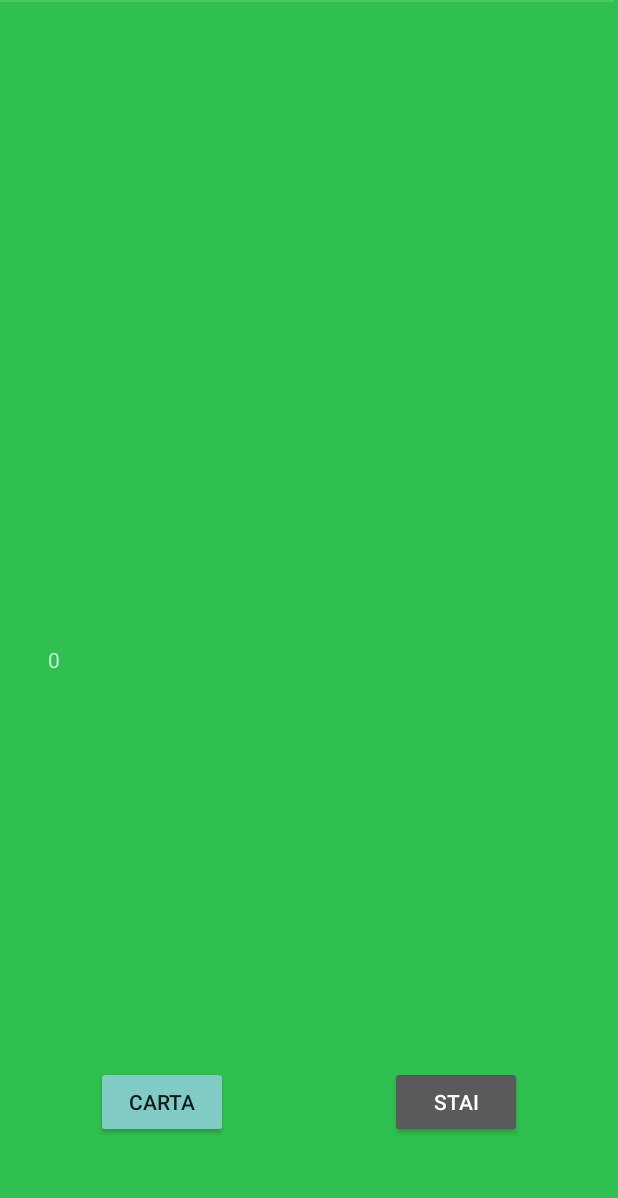
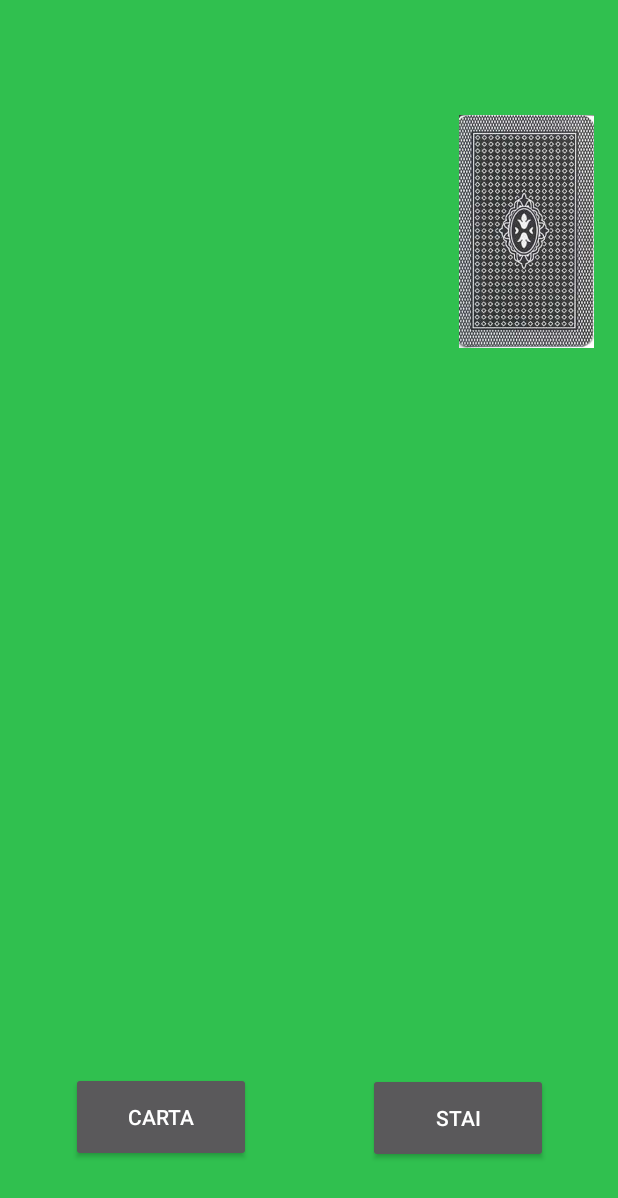
Before and after one commit to PasqualeRic/Sette-e-mezzo, an Android app: the WaitActivity screen opened directly, with no data from a screen before it, after a tap on "START GAME", on a phone screen of 412 x 824 dp. Shown: the top 1198 px of the screen. Run offline under Robolectric (Android 15) with nearby library versions, the phone set to English and light mode, and no system bars; libraries missing offline, so code that uses them is left out: io.socket.client; 5 statements that could not run were skipped.

Commit message:
turni 2 player v1

```diff
--- /dev/null
+++ b/app/src/main/java/com/example/sette_e_mezzo/G2PClientActivity.java
@@ -0,0 +1,134 @@
+package com.example.sette_e_mezzo;
+
+import androidx.appcompat.app.AppCompatActivity;
+import androidx.recyclerview.widget.LinearLayoutManager;
+import androidx.recyclerview.widget.RecyclerView;
+
+import android.os.Bundle;
+import android.util.Log;
+import android.view.View;
+import android.widget.Button;
+import android.widget.ImageView;
+import android.widget.TextView;
+
+import org.json.JSONObject;
+
+import java.util.ArrayList;
+
+
+public class G2PClientActivity extends AppCompatActivity {
+
+    SocketClass socket = new SocketClass();
+    TextView tvResult;
+
+    // PLAYER
+    ImageView ivMyFirstCard;
+    Button btnCarta, btnStai;
+    ArrayList<Card> myCards;
+    TextView tvMyScore;
+    RecyclerView myRecyclerView;
+    RecyclerView.LayoutManager layoutManager;
+    CardAdapter myCardAdapter;
+
+    //DELAER
+    ImageView ivFirstCardDealer;
+    TextView tvScoreDealer;
+    RecyclerView dealerReyclerView;
+    CardAdapter cardAdapterDealer;
+    ArrayList<Card> dealerCards;
+
+    Double myScore;
+    String idClient, idCard;
+
+    @Override
+    protected void onCreate(Bundle savedInstanceState) {
+        super.onCreate(savedInstanceState);
+        setContentView(R.layout.activity_g2p_client);
+
+        //  PLAYER
+        ivMyFirstCard = findViewById(R.id.ivMyFirstCard);
+        btnCarta = findViewById(R.id.btnCarta);
+        btnStai = findViewById(R.id.btnStai);
+
+        tvMyScore = findViewById(R.id.tvMyScore);
+
+        myRecyclerView = findViewById(R.id.rvMyCards);
+        layoutManager = new LinearLayoutManager(this, RecyclerView.HORIZONTAL,false);
+        myRecyclerView.setLayoutManager(layoutManager);
+        myCards = new ArrayList<>();
+        myCardAdapter = new CardAdapter(myCards);
+        myRecyclerView.setAdapter(myCardAdapter);
+
+        tvResult = findViewById(R.id.tvResult);
+
+        btnCarta.setOnClickListener(v -> {
+            Log.d("debug","giveMeCard");
+            //socket.getSocket().emit("giveMeCard",(Ack) args1 -> {});
+        });
+
+        btnStai.setOnClickListener(v -> {
+            Log.d("debug","sendStai");
+            //socket.getSocket().emit("sendStai",(Ack) args1 -> {});
+        });
+
+        //  DEALER
+        ivFirstCardDealer = findViewById(R.id.ivFirstCardDealer);
+        tvScoreDealer = findViewById(R.id.tvScoreDealer);
+
+        dealerReyclerView = findViewById(R.id.rvCardsDealer);
+        LinearLayoutManager lmDealer = new LinearLayoutManager(this, RecyclerView.HORIZONTAL,false);
+        dealerReyclerView.setLayoutManager(lmDealer);
+
+        dealerCards = new ArrayList<>();
+        cardAdapterDealer = new CardAdapter(dealerCards);
+        dealerReyclerView.setAdapter(cardAdapterDealer);
+
+        socket.getSocket().on("reciveYourFirstCard",args -> {
+            try {
+                JSONObject json = new JSONObject(args[0].toString());
+                idClient = json.getString("idClient");
+                idCard = json.getJSONObject("card").getString("id");
+                //Log.d("debug","idCard: "+idCard);
+                myScore = Deck.getIstance().getCardById(idCard).getValue();
+                tvMyScore.setText(""+myScore);
+            }catch(Exception e){}
+
+            runOnUiThread(new Runnable() {
+                @Override
+                public void run() {
+                    ivMyFirstCard.setImageResource(Deck.getIstance().getCardById(idCard).getIdImage());
+                }
+            });
+        });
+
+        socket.getSocket().on("reciveNewCard",args -> {
+
+            try {
+                JSONObject json = new JSONObject(args[0].toString());
+                idClient = json.getString("idClient");
+                idCard = json.getJSONObject("card").getString("id");
+                myScore +=Deck.getIstance().getCardById(idCard).getValue();
+                tvMyScore.setText(""+myScore);
+                Log.d("debug","idCard: "+idCard);
+            }catch(Exception e){}
+
+            runOnUiThread(new Runnable() {
+                @Override
+                public void run() {
+                    if(socket.getId()==idClient) {
+                        myCards.add(Deck.getIstance().getCardById(idCard));
+                        myCardAdapter.notifyItemInserted(myCards.size() - 1);
+                        if(myScore>=7.5){
+                            btnCarta.setVisibility(View.INVISIBLE);
+                            btnStai.setVisibility(View.INVISIBLE);
+                        }
+                    }else{
+                        dealerCards.add(Deck.getIstance().getCardById(idCard));
+                        cardAdapterDealer.notifyItemInserted(dealerCards.size() - 1);
+                    }
+                }
+            });
+        });
+    }
+
+}
--- a/app/src/main/java/com/example/sette_e_mezzo/Game2PlayersActivity.java
+++ /dev/null
@@ -1,187 +0,0 @@
-package com.example.sette_e_mezzo;
-
-import androidx.appcompat.app.AppCompatActivity;
-import androidx.recyclerview.widget.LinearLayoutManager;
-import androidx.recyclerview.widget.RecyclerView;
-
-import android.content.Intent;
-import android.os.Bundle;
-import android.os.Handler;
-import android.util.Log;
-import android.view.View;
-import android.widget.Button;
-import android.widget.TextView;
-
-import org.json.JSONObject;
-
-import java.util.ArrayList;
-
-
-
-public class Game2PlayersActivity extends AppCompatActivity {
-
-    SocketClass socket = new SocketClass();
-    Button btnRiGioca;
-    TextView tvResult;
-
-    // PLAYER
-    Button btnCarta;
-    Button btnStai;
-    ArrayList<Card> myCards;
-    TextView tvMyScore;
-    RecyclerView myRecyclerView;
-    RecyclerView.LayoutManager layoutManager;
-    CardAdapter myCardAdapter;
-
-    //pulsanti dealer
-    Button btnCartaDealer;
-    Button btnStaiDealer;
-    TextView tvScoreDealer;
-    RecyclerView dealerReyclerView;
-    CardAdapter cardAdapterDealer;
-    ArrayList<Card> dealerCards;
-
-    String idClient, idCard="";
-
-    @Override
-    protected void onCreate(Bundle savedInstanceState) {
-        super.onCreate(savedInstanceState);
-        setContentView(R.layout.game2players);
-
-        // PLAYER
-        btnCarta = findViewById(R.id.btnCarta);
-        btnStai = findViewById(R.id.btnStai);
-
-        tvMyScore = findViewById(R.id.tvMyScore);
-        tvMyScore.setText("0");
-
-        myRecyclerView = findViewById(R.id.myRecyclerView);
-        layoutManager = new LinearLayoutManager(this, RecyclerView.HORIZONTAL,false);
-        myRecyclerView.setLayoutManager(layoutManager);
-        myCards = new ArrayList<>();
-        myCardAdapter = new CardAdapter(myCards);
-        myRecyclerView.setAdapter(myCardAdapter);
-
-        // DEALER
-        btnCartaDealer = findViewById(R.id.btnCartaDealer);
-        btnStaiDealer = findViewById(R.id.btnStaiDealer);
-
-        tvScoreDealer = findViewById(R.id.tvDealerScore);
-
-
-        dealerReyclerView = findViewById(R.id.recyclerViewDealer);
-        LinearLayoutManager lmDealer = new LinearLayoutManager(this, RecyclerView.HORIZONTAL,false);
-        dealerReyclerView.setLayoutManager(lmDealer);
-
-        dealerCards = new ArrayList<>();
-        cardAdapterDealer = new CardAdapter(dealerCards);
-        dealerReyclerView.setAdapter(cardAdapterDealer);
-
-        btnRiGioca = findViewById(R.id.btnRestore);
-        tvResult = findViewById(R.id.tvResult);
-
-        btnCarta.setOnClickListener(v -> {
-
-            Card card = Deck.getIstance().pull();
-            double score = Double.parseDouble(tvMyScore.getText().toString());
-            score+=card.getValue();
-            tvMyScore.setText(String.valueOf(score));
-            if(score>=7.5){
-                btnCarta.setVisibility(v.INVISIBLE);
-                btnStai.setVisibility(v.INVISIBLE);
-
-                if(score>7.5) {
-                    tvResult.setText("HAI PERSO");
-                    btnRiGioca.setVisibility(v.VISIBLE);
-                }else {
-                    tvScoreDealer.setText("0");
-                    dealerTurn();
-                }
-            }
-            myCards.add(card);
-            myCardAdapter.notifyItemInserted(myCards.size()-1);
-        });
-
-        btnStai.setOnClickListener(v -> {
-            btnCarta.setVisibility(View.INVISIBLE);
-            btnStai.setVisibility(View.INVISIBLE);
-            tvScoreDealer.setText("0");
-            dealerTurn();
-        });
-
-        btnRiGioca.setOnClickListener(v->{
-            Deck.getIstance().restoreDeck();
-            tvMyScore.setText("0");
-            myCardAdapter.clear();
-            myCardAdapter.notifyDataSetChanged();
-            btnCarta.setVisibility(v.VISIBLE);
-            btnStai.setVisibility(v.VISIBLE);
-            btnRiGioca.setVisibility(v.INVISIBLE);
-            tvResult.setText("");
-            tvScoreDealer.setText("");
-            cardAdapterDealer.clear();
-            cardAdapterDealer.notifyDataSetChanged();
-            btnCartaDealer.setVisibility(v.INVISIBLE);
-            btnStaiDealer.setVisibility(v.INVISIBLE);
-            btnCarta.callOnClick();
-        });
-
-        btnCartaDealer.setOnClickListener(v -> {
-            Card card = Deck.getIstance().pull();
-            double score = Double.parseDouble(tvScoreDealer.getText().toString());
-            score+=card.getValue();
-            tvScoreDealer.setText(String.valueOf(score));
-            if(score>=7.5){
-                btnCartaDealer.setVisibility(v.INVISIBLE);
-                btnStaiDealer.setVisibility(v.INVISIBLE);
-                btnRiGioca.setVisibility(v.VISIBLE);
-
-                if(score>7.5) {
-                    tvResult.setText("HAI VINTO");
-                }else{
-                    tvResult.setText("HAI PERSO");
-                }
-            }
-            dealerCards.add(card);
-            cardAdapterDealer.notifyItemInserted(dealerCards.size()-1);
-        });
-
-        btnStaiDealer.setOnClickListener(v -> {
-            if(Double.parseDouble(tvMyScore.getText().toString())>Double.parseDouble(tvScoreDealer.getText().toString())){
-                tvResult.setText("HAI VINTO");
-            }else{
-                tvResult.setText("HAI PERSO");
-            }
-            btnRiGioca.setVisibility(v.VISIBLE);
-            btnCartaDealer.setVisibility(v.INVISIBLE);
-            btnStaiDealer.setVisibility(v.INVISIBLE);
-        });
-
-
-        socket.getSocket().on("reciveCard", args -> {
-
-            try {
-                JSONObject json = new JSONObject(args[0].toString());
-                idClient = json.getString("idClient");
-                idCard = json.getJSONObject("card").getString("id");
-            }catch(Exception e){}
-
-            runOnUiThread(new Runnable() {
-               @Override
-               public void run() {
-                   myCards.add(Deck.getIstance().getCardById(idCard));
-                   myCardAdapter.notifyItemInserted(myCards.size()-1);
-               }
-            });
-
-        });
-
-    }
-
-    private void dealerTurn(){
-        btnCarta.setVisibility(View.INVISIBLE);
-        btnStai.setVisibility(View.INVISIBLE);
-        btnCartaDealer.setVisibility(View.VISIBLE);
-        btnStaiDealer.setVisibility(View.VISIBLE);
-    }
-}
--- a/app/src/main/java/com/example/sette_e_mezzo/SocketClass.java
+++ b/app/src/main/java/com/example/sette_e_mezzo/SocketClass.java
@@ -28,4 +28,5 @@ public class SocketClass {
         }
         return socket;
     }
+    public String getId(){ return socket.id();}
 }
--- a/app/src/main/java/com/example/sette_e_mezzo/WaitActivity.java
+++ b/app/src/main/java/com/example/sette_e_mezzo/WaitActivity.java
@@ -6,6 +6,7 @@ import androidx.recyclerview.widget.RecyclerView;
 
 import android.content.Intent;
 import android.os.Bundle;
+import android.util.Log;
 import android.view.View;
 import android.widget.Button;
 import android.widget.ProgressBar;
@@ -86,9 +87,7 @@ public class WaitActivity extends AppCompatActivity {
             @Override
             public void onClick(View view) {
 
-                socket.getSocket().emit("startGame",(Ack) args -> {
-
-                });
+                socket.getSocket().emit("startGame",(Ack) args -> {});
 
                 for(int i=0;i<idClients.size();i++){
                     Card card = Deck.getIstance().pull();
@@ -99,8 +98,8 @@ public class WaitActivity extends AppCompatActivity {
                     } catch (JSONException e) {
                         e.printStackTrace();
                     }
-
-                    socket.getSocket().emit("sendBroadcast",json,(Ack) args -> {});
+                    Log.d("debug",json.toString());
+                    socket.getSocket().emit("sendFirstCard",json,(Ack) args1 -> {});
                 }
 
 
@@ -127,8 +126,11 @@ public class WaitActivity extends AppCompatActivity {
                 socket.getSocket().emit("sendAll", idPlayer, card ,(Ack) args
                 */
 
-                Intent i = new Intent(WaitActivity.this, Game2PlayersActivity.class);
+
+
+                Intent i = new Intent(WaitActivity.this, G2PClientActivity.class);
                 startActivity(i);
+
             }
         });
     }
--- a/app/src/main/java/com/example/sette_e_mezzo/WaitRoomClient.java
+++ b/app/src/main/java/com/example/sette_e_mezzo/WaitRoomClient.java
@@ -8,6 +8,8 @@ import android.util.Log;
 import android.view.View;
 import android.widget.ProgressBar;
 import android.widget.Spinner;
+
+import org.json.JSONObject;
 
 import io.socket.client.Ack;
 
@@ -23,7 +25,7 @@ public class WaitRoomClient extends AppCompatActivity {
 
 
         socket.getSocket().on("partita", args -> {
-            Intent i = new Intent(WaitRoomClient.this, Game2PlayersActivity.class);
+            Intent i = new Intent(WaitRoomClient.this, G2PClientActivity.class);
             startActivity(i);
         });
 
--- /dev/null
+++ b/app/src/main/res/layout/activity_g2p_client.xml
@@ -0,0 +1,134 @@
+<?xml version="1.0" encoding="utf-8"?>
+<androidx.constraintlayout.widget.ConstraintLayout xmlns:android="http://schemas.android.com/apk/res/android"
+    xmlns:app="http://schemas.android.com/apk/res-auto"
+    xmlns:tools="http://schemas.android.com/tools"
+    android:layout_width="match_parent"
+    android:layout_height="match_parent"
+    android:background="@drawable/tappettino"
+    tools:context=".G2PClientActivity">
+
+    <androidx.recyclerview.widget.RecyclerView
+        android:id="@+id/rvMyCards"
+        android:layout_width="0dp"
+        android:layout_height="100dp"
+        app:layout_constraintBottom_toTopOf="@+id/guideline4"
+        app:layout_constraintEnd_toEndOf="parent"
+        app:layout_constraintHorizontal_bias="0.0"
+        app:layout_constraintStart_toEndOf="@+id/ivMyFirstCard"
+        app:layout_constraintTop_toTopOf="@+id/guideline3"
+        app:layout_constraintVertical_bias="0.672" />
+
+    <ImageView
+        android:id="@+id/ivMyFirstCard"
+        android:layout_width="90sp"
+        android:layout_height="155sp"
+        app:layout_constraintBottom_toTopOf="@+id/guideline4"
+        app:layout_constraintEnd_toEndOf="parent"
+        app:layout_constraintHorizontal_bias="0.049"
+        app:layout_constraintStart_toStartOf="parent"
+        app:layout_constraintTop_toTopOf="@+id/guideline3"
+        app:layout_constraintVertical_bias="0.39" />
+
+    <ImageView
+        android:id="@+id/ivFirstCardDealer"
+        android:layout_width="90sp"
+        android:layout_height="155sp"
+        app:layout_constraintBottom_toTopOf="@+id/guideline3"
+        app:layout_constraintEnd_toEndOf="parent"
+        app:layout_constraintHorizontal_bias="0.95"
+        app:layout_constraintStart_toStartOf="parent"
+        app:layout_constraintTop_toTopOf="parent"
+        app:layout_constraintVertical_bias="0.298"
+        app:srcCompat="@drawable/Dorso" />
+
+    <androidx.constraintlayout.widget.Guideline
+        android:id="@+id/guideline3"
+        android:layout_width="wrap_content"
+        android:layout_height="wrap_content"
+        android:orientation="horizontal"
+        app:layout_constraintGuide_percent="0.500684" />
+
+    <Button
+        android:id="@+id/btnStai"
+        android:layout_width="120sp"
+        android:layout_height="60sp"
+        android:text="stai"
+        app:layout_constraintBottom_toBottomOf="parent"
+        app:layout_constraintEnd_toEndOf="parent"
+        app:layout_constraintHorizontal_bias="0.841"
+        app:layout_constraintStart_toStartOf="parent"
+        app:layout_constraintTop_toTopOf="@+id/guideline4"
+        app:layout_constraintVertical_bias="0.534" />
+
+    <Button
+        android:id="@+id/btnCarta"
+        android:layout_width="120dp"
+        android:layout_height="60dp"
+        android:layout_marginTop="4dp"
+        android:text="Carta"
+        app:layout_constraintBottom_toBottomOf="parent"
+        app:layout_constraintEnd_toStartOf="@+id/btnStai"
+        app:layout_constraintHorizontal_bias="0.379"
+        app:layout_constraintStart_toStartOf="parent"
+        app:layout_constraintTop_toTopOf="@+id/guideline4"
+        app:layout_constraintVertical_bias="0.51" />
+
+    <androidx.constraintlayout.widget.Guideline
+        android:id="@+id/guideline4"
+        android:layout_width="wrap_content"
+        android:layout_height="wrap_content"
+        android:orientation="horizontal"
+        app:layout_constraintGuide_percent="0.8" />
+
+    <androidx.recyclerview.widget.RecyclerView
+        android:id="@+id/rvCardsDealer"
+        android:layout_width="0dp"
+        android:layout_height="100dp"
+        app:layout_constraintBottom_toTopOf="@+id/guideline3"
+        app:layout_constraintEnd_toStartOf="@+id/ivFirstCardDealer"
+        app:layout_constraintHorizontal_bias="0.0"
+        app:layout_constraintStart_toStartOf="parent"
+        app:layout_constraintTop_toTopOf="parent"
+        app:layout_constraintVertical_bias="0.443" />
+
+    <TextView
+        android:id="@+id/tvMyScore"
+        android:layout_width="wrap_content"
+        android:layout_height="wrap_content"
+        android:layout_marginBottom="36dp"
+        app:layout_constraintBottom_toTopOf="@+id/rvMyCards"
+        app:layout_constraintEnd_toEndOf="parent"
+        app:layout_constraintHorizontal_bias="0.866"
+        app:layout_constraintStart_toStartOf="parent"
+        app:layout_constraintTop_toTopOf="@+id/guideline3"
+        app:layout_constraintVertical_bias="1.0" />
+
+    <TextView
+        android:id="@+id/tvResult"
+        android:layout_width="0dp"
+        android:layout_height="wrap_content"
+        android:layout_marginTop="106dp"
+        android:textAlignment="center"
+        android:textAllCaps="false"
+        android:textSize="24sp"
+        android:textStyle="bold"
+        app:layout_constraintBottom_toTopOf="@+id/guideline3"
+        app:layout_constraintEnd_toEndOf="parent"
+        app:layout_constraintHorizontal_bias="1.0"
+        app:layout_constraintStart_toStartOf="parent"
+        app:layout_constraintTop_toBottomOf="@+id/rvCardsDealer"
+        app:layout_constraintVertical_bias="0.0" />
+
+    <TextView
+        android:id="@+id/tvScoreDealer"
+        android:layout_width="wrap_content"
+        android:layout_height="wrap_content"
+        android:layout_marginTop="33dp"
+        android:layout_marginBottom="54dp"
+        app:layout_constraintBottom_toTopOf="@+id/tvResult"
+        app:layout_constraintEnd_toEndOf="parent"
+        app:layout_constraintHorizontal_bias="0.073"
+        app:layout_constraintStart_toStartOf="parent"
+        app:layout_constraintTop_toBottomOf="@+id/rvCardsDealer"
+        app:layout_constraintVertical_bias="1.0" />
+</androidx.constraintlayout.widget.ConstraintLayout>
--- a/app/src/main/res/layout/game2players.xml
+++ /dev/null
@@ -1,161 +0,0 @@
-<?xml version="1.0" encoding="utf-8"?>
-<androidx.constraintlayout.widget.ConstraintLayout xmlns:android="http://schemas.android.com/apk/res/android"
-    xmlns:app="http://schemas.android.com/apk/res-auto"
-    xmlns:tools="http://schemas.android.com/tools"
-    android:layout_width="match_parent"
-    android:layout_height="match_parent"
-    android:background="@drawable/tappettino"
-    android:backgroundTintMode="src_in">
-
-    <View
-        android:id="@+id/divider"
-        android:layout_width="409dp"
-        android:layout_height="1dp"
-        android:background="?android:attr/listDivider"
-        app:layout_constraintStart_toStartOf="parent"
-        app:layout_constraintTop_toTopOf="parent" />
-
-    <Button
-        android:id="@+id/btnCarta"
-        style="@style/Widget.AppCompat.Button.Colored"
-        android:layout_width="wrap_content"
-        android:layout_height="wrap_content"
-        android:layout_marginStart="64dp"
-        android:text="Carta"
-        app:layout_constraintBottom_toBottomOf="parent"
-        app:layout_constraintStart_toStartOf="parent"
-        app:layout_constraintTop_toTopOf="@+id/guideline2"
-        app:layout_constraintVertical_bias="0.82" />
-
-    <Button
-        android:id="@+id/btnStai"
-        android:layout_width="wrap_content"
-        android:layout_height="wrap_content"
-        android:layout_marginEnd="64dp"
-        android:text="Stai"
-        app:layout_constraintBottom_toBottomOf="parent"
-        app:layout_constraintEnd_toEndOf="parent"
-        app:layout_constraintTop_toTopOf="@+id/guideline2"
-        app:layout_constraintVertical_bias="0.82" />
-
-    <androidx.constraintlayout.widget.Guideline
-        android:id="@+id/guideline2"
-        android:layout_width="wrap_content"
-        android:layout_height="wrap_content"
-        android:orientation="horizontal"
-        app:layout_constraintGuide_percent="0.500684" />
-
-    <androidx.recyclerview.widget.RecyclerView
-        android:id="@+id/myRecyclerView"
-        android:layout_width="0dp"
-        android:layout_height="100dp"
-        android:background="@drawable/tappettino"
-        android:backgroundTintMode="src_in"
-        android:orientation="horizontal"
-        android:paddingStart="4dp"
-        android:paddingLeft="4dp"
-        android:paddingEnd="4dp"
-        android:paddingRight="4dp"
-        app:layout_constraintBottom_toBottomOf="parent"
-        app:layout_constraintEnd_toEndOf="parent"
-        app:layout_constraintHorizontal_bias="0.0"
-        app:layout_constraintStart_toStartOf="parent"
-        app:layout_constraintTop_toTopOf="@+id/guideline2"
-        app:layout_constraintVertical_bias="0.323">
-
-    </androidx.recyclerview.widget.RecyclerView>
-
-    <TextView
-        android:id="@+id/tvMyScore"
-        android:layout_width="134dp"
-        android:layout_height="61dp"
-        android:layout_marginStart="32dp"
-        app:layout_constraintBottom_toTopOf="@+id/myRecyclerView"
-        app:layout_constraintEnd_toStartOf="@+id/btnRestore"
-        app:layout_constraintHorizontal_bias="0.0"
-        app:layout_constraintStart_toStartOf="parent"
-        app:layout_constraintTop_toTopOf="@+id/guideline2"
-        app:layout_constraintVertical_bias="0.44" />
-
-    <androidx.recyclerview.widget.RecyclerView
-        android:id="@+id/recyclerViewDealer"
-        android:layout_width="0dp"
-        android:layout_height="100dp"
-        app:layout_constraintBottom_toTopOf="@+id/guideline2"
-        app:layout_constraintEnd_toEndOf="parent"
-        app:layout_constraintHorizontal_bias="0.0"
-        app:layout_constraintStart_toStartOf="parent"
-        app:layout_constraintTop_toTopOf="parent"
-        app:layout_constraintVertical_bias="0.32" />
-
-    <TextView
-        android:id="@+id/tvDealerScore"
-        android:layout_width="84dp"
-        android:layout_height="78dp"
-        android:layout_marginTop="48dp"
-        app:layout_constraintBottom_toTopOf="@+id/guideline2"
-        app:layout_constraintEnd_toEndOf="parent"
-        app:layout_constraintHorizontal_bias="0.874"
-        app:layout_constraintStart_toStartOf="parent"
-        app:layout_constraintTop_toBottomOf="@+id/recyclerViewDealer"
-        app:layout_constraintVertical_bias="0.0" />
-
-    <Button
-        android:id="@+id/btnRestore"
-        android:layout_width="wrap_content"
-        android:layout_height="wrap_content"
-        android:layout_marginTop="24dp"
-        android:layout_marginBottom="14dp"
-        android:text="rigioca"
-        android:visibility="invisible"
-        app:layout_constraintBottom_toTopOf="@+id/myRecyclerView"
-        app:layout_constraintEnd_toEndOf="parent"
-        app:layout_constraintHorizontal_bias="0.905"
-        app:layout_constraintStart_toStartOf="parent"
-        app:layout_constraintTop_toTopOf="@+id/guideline2" />
-
-    <Button
-        android:id="@+id/btnCartaDealer"
-        android:layout_width="wrap_content"
-        android:layout_height="wrap_content"
-        android:layout_marginStart="32dp"
-        android:layout_marginTop="16dp"
-        android:layout_marginBottom="21dp"
-        android:text="Carta"
-        android:visibility="invisible"
-        app:layout_constraintBottom_toTopOf="@+id/recyclerViewDealer"
-        app:layout_constraintEnd_toStartOf="@+id/btnStaiDealer"
-        app:layout_constraintHorizontal_bias="0.184"
-        app:layout_constraintStart_toStartOf="parent"
-        app:layout_constraintTop_toTopOf="parent" />
-
-    <Button
-        android:id="@+id/btnStaiDealer"
-        android:layout_width="wrap_content"
-        android:layout_height="wrap_content"
-        android:layout_marginBottom="4dp"
-        android:text="stai"
-        android:visibility="invisible"
-        app:layout_constraintBottom_toTopOf="@+id/recyclerViewDealer"
-        app:layout_constraintEnd_toEndOf="parent"
-        app:layout_constraintHorizontal_bias="0.801"
-        app:layout_constraintStart_toStartOf="parent"
-        app:layout_constraintTop_toTopOf="parent"
-        app:layout_constraintVertical_bias="0.484" />
-
-    <TextView
-        android:id="@+id/tvResult"
-        android:layout_width="0dp"
-        android:layout_height="39dp"
-        android:fontFamily="sans-serif-black"
-        android:textAlignment="center"
-        android:textSize="30sp"
-        android:textStyle="bold"
-        app:layout_constraintBottom_toTopOf="@+id/guideline2"
-        app:layout_constraintEnd_toEndOf="parent"
-        app:layout_constraintHorizontal_bias="0.498"
-        app:layout_constraintStart_toStartOf="parent"
-        app:layout_constraintTop_toBottomOf="@+id/recyclerViewDealer"
-        app:layout_constraintVertical_bias="0.919" />
-
-</androidx.constraintlayout.widget.ConstraintLayout>
```
Also changed, not shown: app/src/main/AndroidManifest.xml (+4 -4 lines), app/src/main/res/drawable/Dorso.jpg (added), 1 other file. Lines whose indentation alone changed are shown as unchanged.
